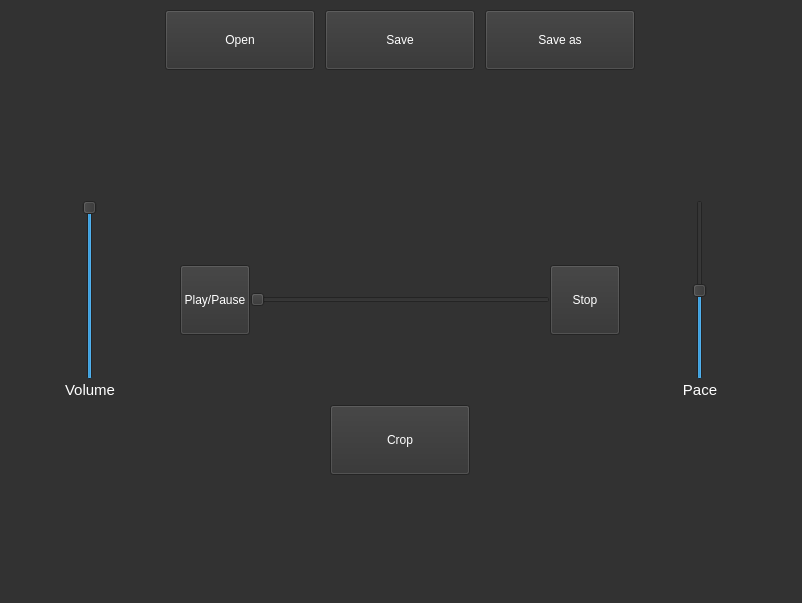
DaryaSanina/media-editor, file designs/audio_editor_window.ui: the form before one commit.
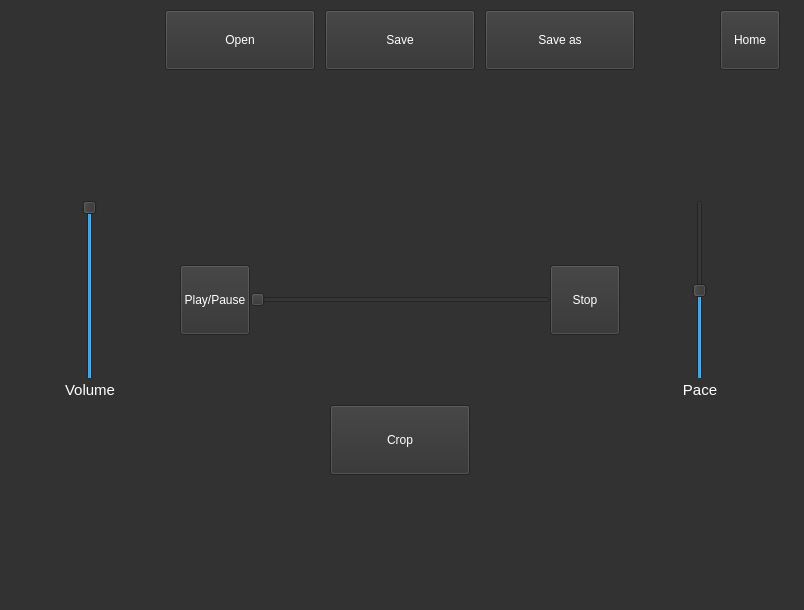
The form after the commit. Icons and pictures are not drawn.

Commit message: Added ability to go to the home window from the text editing window, the image editing window and the audio editing window

Patch:
```diff
--- a/designs/audio_editor_window.ui
+++ b/designs/audio_editor_window.ui
@@ -6,8 +6,8 @@
    <rect>
     <x>0</x>
     <y>0</y>
-    <width>802</width>
-    <height>603</height>
+    <width>804</width>
+    <height>610</height>
    </rect>
   </property>
   <property name="windowTitle">
@@ -225,6 +225,22 @@
      <string>Crop</string>
     </property>
    </widget>
+   <widget class="QPushButton" name="home_btn">
+    <property name="geometry">
+     <rect>
+      <x>720</x>
+      <y>10</y>
+      <width>60</width>
+      <height>60</height>
+     </rect>
+    </property>
+    <property name="styleSheet">
+     <string notr="true">color: white</string>
+    </property>
+    <property name="text">
+     <string>Home</string>
+    </property>
+   </widget>
   </widget>
   <widget class="QMenuBar" name="menubar">
    <property name="geometry">
```
Left out of the diff: 2 changed lines with no effect on the pictures. The commit also changes 3 other files.
